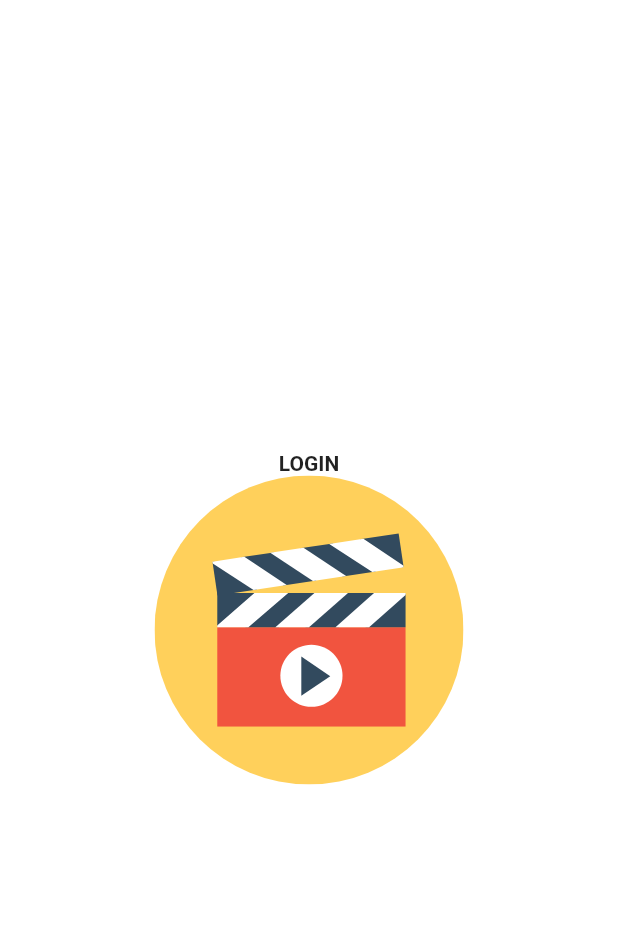
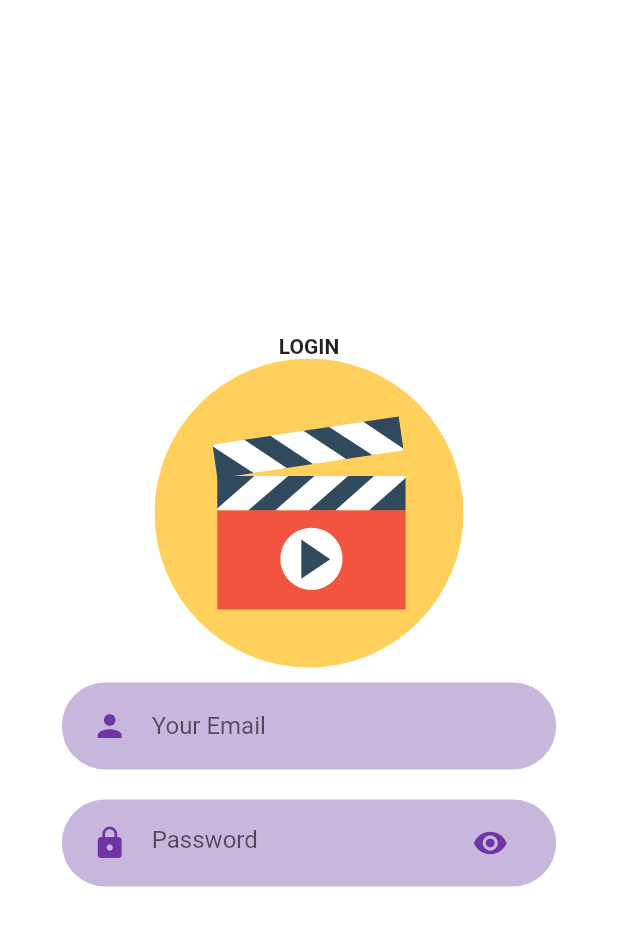
Before and after one commit to IustinianPetrariu/Movie_app, a Flutter app: the screen it shows after launch, after a tap on "LOGIN", on a phone screen of 412 x 824 dp. Shown: the top 926 px of the screen. Run offline on Flutter 3.47's test engine with Material 2 defaults, Android fonts, the phone set to English and light mode, and no system bars; our stand-ins replace flutter_svg.

Commit message:
almost finish login page

```diff
--- a/movieapp/lib/Screens/Login/components/body.dart
+++ b/movieapp/lib/Screens/Login/components/body.dart
@@ -1,5 +1,9 @@
 import 'package:flutter/material.dart';
 import 'package:flutter_svg/flutter_svg.dart';
+import 'package:movieapp/components/rounded_input_field.dart';
+import 'package:movieapp/components/rounded_password_field.dart';
+import 'package:movieapp/components/text_field_container.dart';
+import 'package:movieapp/constants.dart';
 
 import 'background.dart';
 
@@ -23,6 +27,13 @@ class Body extends StatelessWidget {
             'assets/icons/movie-player.svg',
             height: size.height * 0.25,
           ),
+          RoundedInputField(
+            hintText: 'Your Email',
+            onChanged: (value) {},
+          ),
+          RoundedPasswordField(
+            onChanged: (value) {},
+          ),
         ],
       ),
     );
--- /dev/null
+++ b/movieapp/lib/components/rounded_input_field.dart
@@ -0,0 +1,32 @@
+import 'package:flutter/material.dart';
+import 'package:movieapp/components/text_field_container.dart';
+import '../constants.dart';
+
+class RoundedInputField extends StatelessWidget {
+  final String hintText;
+  final IconData icon;
+  final ValueChanged<String> onChanged;
+  const RoundedInputField({
+    Key? key,
+    required this.hintText,
+    this.icon = Icons.person,
+    required this.onChanged,
+  }) : super(key: key);
+
+  @override
+  Widget build(BuildContext context) {
+    return TextFieldContainer(
+      child: TextField(
+        onChanged: onChanged,
+        decoration: InputDecoration(
+          icon: Icon(
+            icon,
+            color: kPrimaryColor,
+          ),
+          hintText: hintText,
+          border: InputBorder.none,
+        ),
+      ),
+    );
+  }
+}
--- /dev/null
+++ b/movieapp/lib/components/rounded_password_field.dart
@@ -0,0 +1,32 @@
+import 'package:flutter/material.dart';
+import 'package:movieapp/components/text_field_container.dart';
+import 'package:movieapp/constants.dart';
+
+class RoundedPasswordField extends StatelessWidget {
+  final ValueChanged<String> onChanged;
+  const RoundedPasswordField({
+    Key? key,
+    required this.onChanged,
+  }) : super(key: key);
+
+  @override
+  Widget build(BuildContext context) {
+    return TextFieldContainer(
+      child: TextField(
+        obscureText: true,
+        onChanged: onChanged,
+        decoration: const InputDecoration(
+            hintText: 'Password',
+            icon: Icon(
+              Icons.lock,
+              color: kPrimaryColor,
+            ),
+            suffixIcon: Icon(
+              Icons.visibility,
+              color: kPrimaryColor,
+            ),
+            border: InputBorder.none),
+      ),
+    );
+  }
+}
--- /dev/null
+++ b/movieapp/lib/components/text_field_container.dart
@@ -0,0 +1,25 @@
+import 'package:flutter/material.dart';
+import 'package:movieapp/constants.dart';
+
+class TextFieldContainer extends StatelessWidget {
+  final Widget child;
+  const TextFieldContainer({
+    Key? key,
+    required this.child,
+  }) : super(key: key);
+
+  @override
+  Widget build(BuildContext context) {
+    Size size = MediaQuery.of(context).size;
+    return Container(
+      margin: const EdgeInsets.symmetric(vertical: 10),
+      padding: const EdgeInsets.symmetric(horizontal: 20, vertical: 5),
+      width: size.width * 0.8,
+      decoration: BoxDecoration(
+        color: kPrimaryLightColor,
+        borderRadius: BorderRadius.circular(29),
+      ),
+      child: child,
+    );
+  }
+}
```
